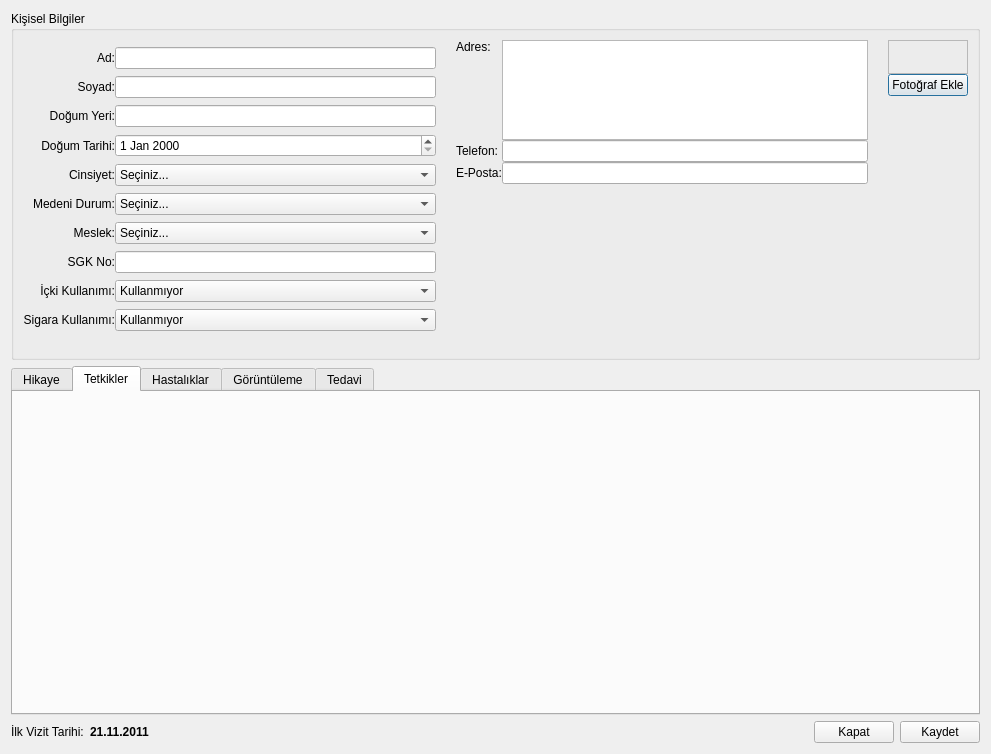
Before: the Qt Designer form ui/newrecord.ui in ozancaglayan/EHR, drawn with Qt 5.
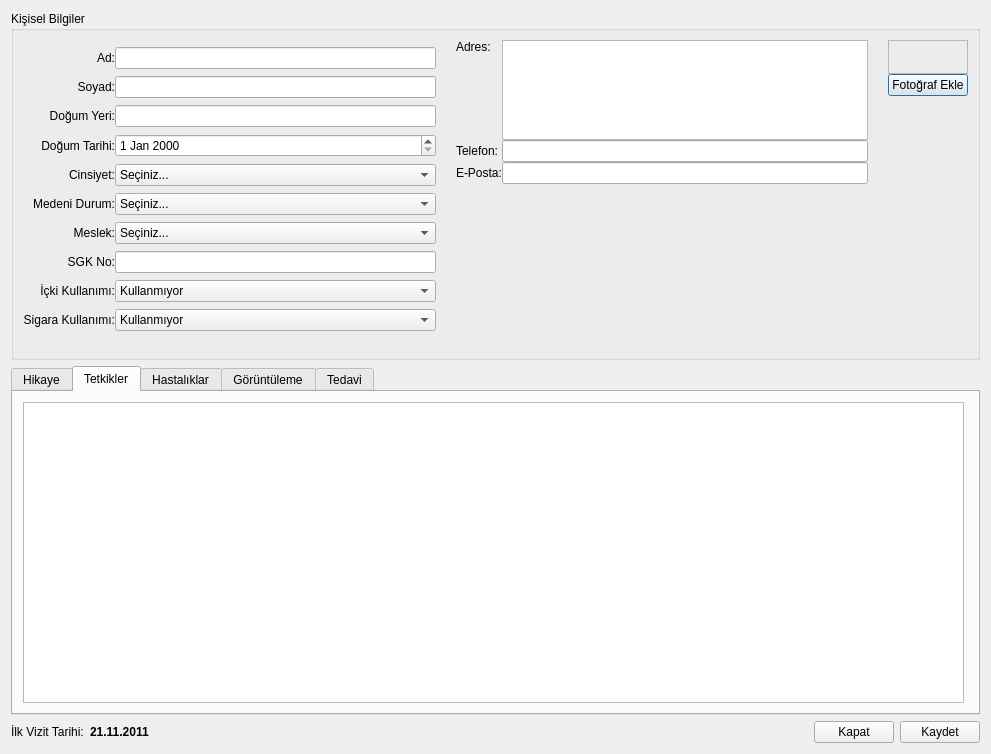
After: the same form once the commit is applied. The open tabs and pages were chosen to show the change. Icons and pictures are not drawn. Custom widgets are drawn as their Qt base class.

Diff of the .ui file:
```diff
--- a/ui/newrecord.ui
+++ b/ui/newrecord.ui
@@ -490,6 +490,19 @@
       <attribute name="title">
        <string>Tetkikler</string>
       </attribute>
+      <widget class="QPlainTextEdit" name="plainTextEditDiagnostics">
+       <property name="geometry">
+        <rect>
+         <x>10</x>
+         <y>10</y>
+         <width>941</width>
+         <height>301</height>
+        </rect>
+       </property>
+       <property name="tabChangesFocus">
+        <bool>true</bool>
+       </property>
+      </widget>
      </widget>
      <widget class="QWidget" name="tabDiseases">
       <attribute name="title">
```
Left out of the diff: 19 changed lines with no effect on the pictures.
